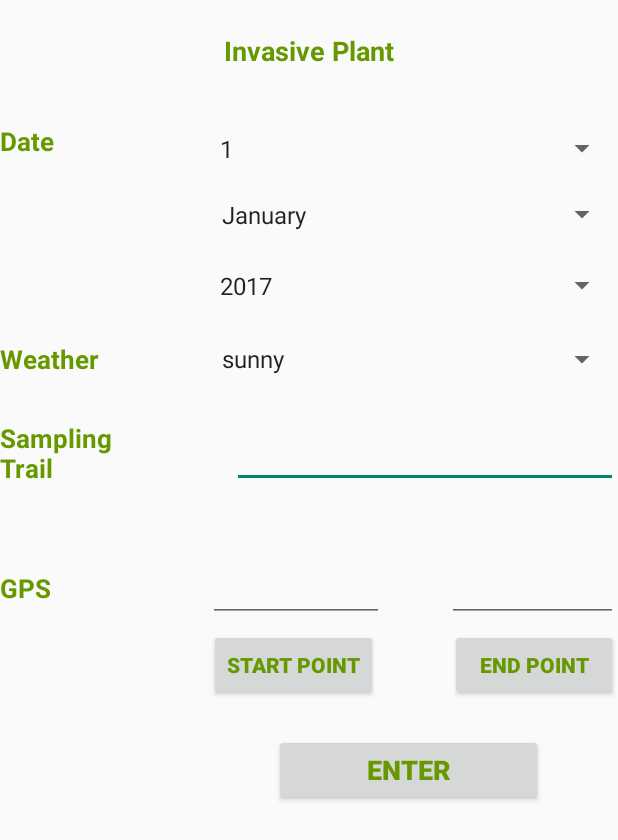
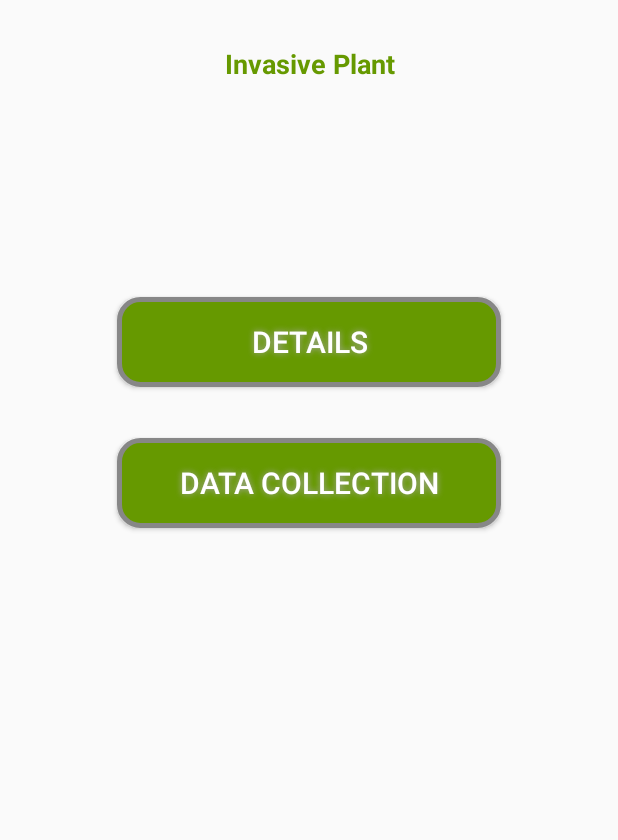
Before and after one commit to yohanym95/Invasive_Plant_App, an Android app: the screen it shows after launch (MainActivity before the commit, Main2Activity after it), on a phone screen of 412 x 824 dp. Shown: the top 840 px of the screen. Run offline under Robolectric (Android 15) with nearby library versions, the phone set to English and light mode, and no system bars.

Commit message:
added home page

```diff
--- a/app/src/main/AndroidManifest.xml
+++ b/app/src/main/AndroidManifest.xml
@@ -9,14 +9,15 @@
         android:roundIcon="@mipmap/ic_launcher_round"
         android:supportsRtl="true"
         android:theme="@style/Theme.AppCompat.Light.NoActionBar">
-        <activity android:name=".MainActivity">
+        <activity android:name=".Main2Activity">
             <intent-filter>
                 <action android:name="android.intent.action.MAIN" />
 
                 <category android:name="android.intent.category.LAUNCHER" />
             </intent-filter>
         </activity>
-        <activity android:name=".datapage"></activity>
+        <activity android:name=".datapage" />
+        <activity android:name=".MainActivity"></activity>
     </application>
 
 </manifest>
--- /dev/null
+++ b/app/src/main/java/com/example/yohan/invasiveplantapp/Main2Activity.java
@@ -0,0 +1,51 @@
+package com.example.yohan.invasiveplantapp;
+
+import android.content.Intent;
+import android.support.v7.app.AppCompatActivity;
+import android.os.Bundle;
+import android.view.View;
+import android.widget.Button;
+
+public class Main2Activity extends AppCompatActivity {
+
+    Button button1,button2;
+
+
+    @Override
+    protected void onCreate(Bundle savedInstanceState) {
+
+        super.onCreate(savedInstanceState);
+        setContentView(R.layout.activity_main2);
+        button1 = findViewById(R.id.angry_btn);
+        button2 = findViewById(R.id.angry_btn2);
+
+
+
+    }
+
+    public void details(){
+        button1.setOnClickListener(
+                new View.OnClickListener() {
+                    @Override
+                    public void onClick(View v) {
+                      //  Intent i = new Intent(Main2Activity.this,  )
+
+                    }
+                }
+        );
+    }
+
+    public void datacollection(){
+        button2.setOnClickListener(
+                new View.OnClickListener() {
+                    @Override
+                    public void onClick(View v) {
+
+                        Intent i1 = new Intent(Main2Activity.this,MainActivity.class);
+                        startActivity(i1);
+
+                    }
+                }
+        );
+    }
+}
--- /dev/null
+++ b/app/src/main/res/drawable/button_background.xml
@@ -0,0 +1,23 @@
+<?xml version="1.0" encoding="utf-8"?>
+<shape xmlns:android="http://schemas.android.com/apk/res/android" android:shape="rectangle" >
+    <corners
+        android:radius="14dp"
+        />
+    <solid
+        android:color="@android:color/holo_green_dark"
+        />
+    <padding
+        android:left="0dp"
+        android:top="0dp"
+        android:right="0dp"
+        android:bottom="0dp"
+        />
+    <size
+        android:width="270dp"
+        android:height="60dp"
+        />
+    <stroke
+        android:width="3dp"
+        android:color="#878787"
+        />
+</shape>
--- /dev/null
+++ b/app/src/main/res/layout/activity_main2.xml
@@ -0,0 +1,71 @@
+<?xml version="1.0" encoding="utf-8"?>
+<android.support.constraint.ConstraintLayout xmlns:android="http://schemas.android.com/apk/res/android"
+    xmlns:app="http://schemas.android.com/apk/res-auto"
+    xmlns:tools="http://schemas.android.com/tools"
+    android:layout_width="match_parent"
+    android:layout_height="match_parent"
+    tools:context=".Main2Activity">
+
+
+    <TextView
+        android:id="@+id/textView4"
+        android:layout_width="122dp"
+        android:layout_height="wrap_content"
+        android:layout_alignParentTop="true"
+        android:layout_centerHorizontal="true"
+        android:layout_marginBottom="143dp"
+        android:layout_marginEnd="131dp"
+        android:layout_marginStart="131dp"
+        android:layout_marginTop="30dp"
+        android:text="Invasive Plant"
+        android:textAlignment="center"
+        android:textColor="@android:color/holo_green_dark"
+        android:textSize="18sp"
+        android:textStyle="bold"
+        app:layout_constraintBottom_toTopOf="@+id/angry_btn"
+        app:layout_constraintEnd_toEndOf="parent"
+        app:layout_constraintStart_toStartOf="parent"
+        app:layout_constraintTop_toTopOf="parent" />
+
+    <Button
+        android:id="@+id/angry_btn2"
+        android:layout_width="256dp"
+        android:layout_height="60dp"
+        android:layout_marginEnd="136dp"
+        android:layout_marginStart="136dp"
+        android:layout_marginTop="292dp"
+        android:background="@drawable/button_background"
+        android:shadowColor="#A8A8A8"
+        android:shadowDx="0"
+        android:shadowDy="0"
+        android:shadowRadius="5"
+        android:text="Data Collection"
+        android:textColor="#FFFFFF"
+        android:textSize="20sp"
+        app:layout_constraintEnd_toEndOf="parent"
+        app:layout_constraintStart_toStartOf="parent"
+        app:layout_constraintTop_toTopOf="parent" />
+
+    <Button
+        android:id="@+id/angry_btn"
+        android:layout_width="256dp"
+        android:layout_height="60dp"
+        android:layout_marginBottom="34dp"
+        android:layout_marginEnd="136dp"
+        android:layout_marginStart="136dp"
+        android:layout_marginTop="170dp"
+        android:background="@drawable/button_background"
+        android:shadowColor="#A8A8A8"
+        android:shadowDx="0"
+        android:shadowDy="0"
+        android:shadowRadius="5"
+        android:text="Details"
+        android:textColor="#FFFFFF"
+        android:textSize="20sp"
+        app:layout_constraintBottom_toTopOf="@+id/angry_btn2"
+        app:layout_constraintEnd_toEndOf="parent"
+        app:layout_constraintStart_toStartOf="parent"
+        app:layout_constraintTop_toTopOf="parent"
+        app:layout_constraintVertical_bias="1.0" />
+
+</android.support.constraint.ConstraintLayout>
--- a/app/src/main/res/values/strings.xml
+++ b/app/src/main/res/values/strings.xml
@@ -115,7 +115,8 @@
         <item>Coarse</item>
         <item>Fine</item>
         <item>Humus</item>
-    </string-array>'
+    </string-array>
+    '
 
     <string-array name="GrowthStages">
         <item>Seedings</item>
```
